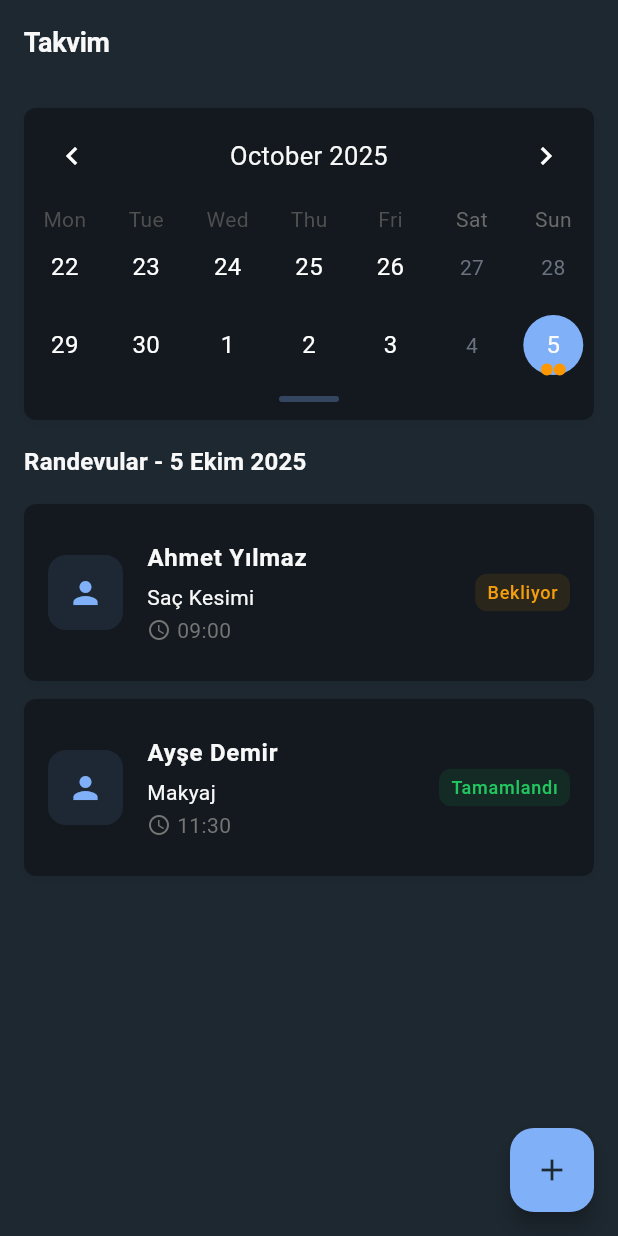
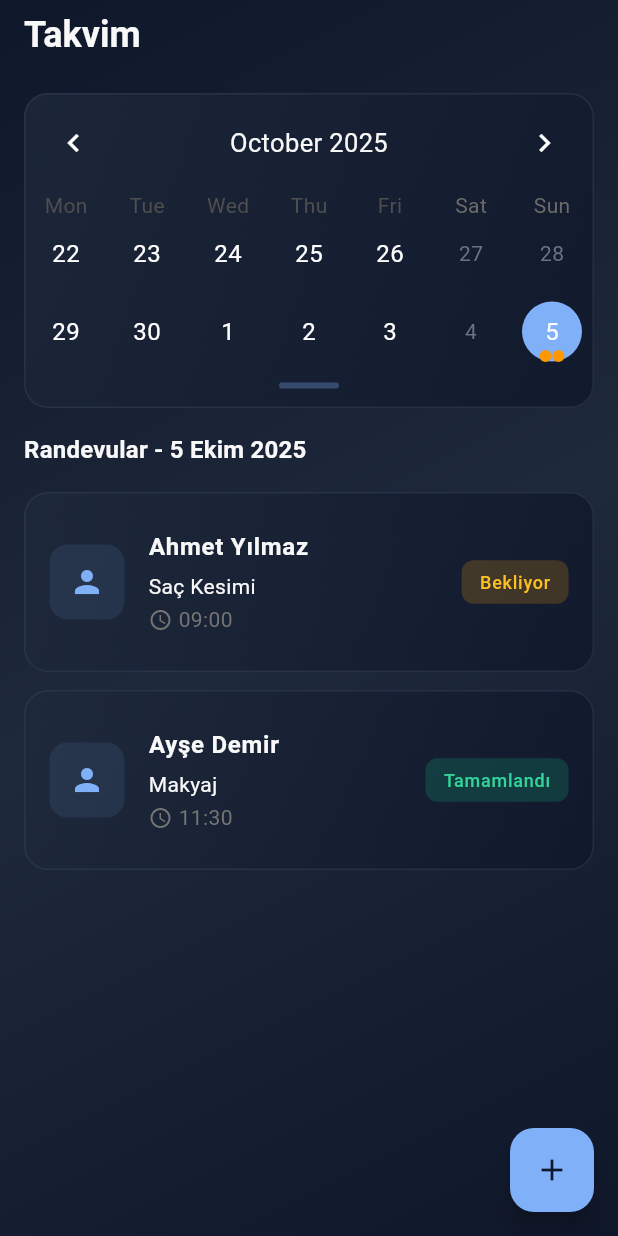
Before and after one commit to muhammedfaruk/randevum, a Flutter app: the CalendarView screen opened directly, on a phone screen of 412 x 824 dp. Run offline on Flutter 3.47's test engine with Material 3 defaults, Android fonts, the phone set to English and light mode, and no system bars; drawn by our look-alikes of table_calendar; our stand-ins replace connectivity_plus, dio, get, pretty_dio_logger, shared_preferences; accounts and stored records are empty; generated files the repository leaves out were written again.

Commit message:
genel tarsarim kaliplari degistirildi

```diff
--- a/lib/core/config/theme/app_colors.dart
+++ b/lib/core/config/theme/app_colors.dart
@@ -6,11 +6,23 @@ class AppColors {
   static const primaryLight = Color(0xFFA8C8F8);
   static const primaryDark = Color(0xFF405880);
 
-  // Background Colors (Dark UI)
-  static const background = Color(0xFF1E2830);
-  static const surface = Color(0xFF13191E);
+  // Background Colors (Slate Dark)
+  static const background = Color(0xFF0f172a); // slate-900
+  static const backgroundAlt = Color(0xFF1e293b); // slate-800
+  static const surface = Color(0xCC1e293b); // slate-800 %80 opacity
+  static const surfaceAlt = Color(0xCC0f172a); // slate-900 %80 opacity
   static const surfaceVariant = Color(0xFF182024);
-  static const divider = Color(0xFF222A2E);
+  static const divider = Color(0x80334155); // slate-700 %50 opacity
+
+  // Gradient Colors
+  static const gradientBlue = Color(0xFF3b82f6); // blue-500
+  static const gradientPurple = Color(0xFF9333ea); // purple-600
+
+  // Status Badge Colors
+  static const warningBg = Color(0x33F59E0B); // amber-500 %20 opacity
+  static const warningText = Color(0xFFFBBF24); // amber-400
+  static const successBg = Color(0x3310B981); // emerald-500 %20 opacity
+  static const successText = Color(0xFF34D399); // emerald-400
 
   // Text Colors (Light on Dark)
   static const textPrimary = Color(0xFFF8F8F8);
@@ -18,11 +30,41 @@ class AppColors {
   static const textDisabled = Color(0xFF6B737C);
   static const link = Color(0xFF80B0F8);
 
-  // Status Colors
+  // Status Colors (Legacy - use badge colors for new components)
   static const success = Color(0xFF22C55E);
   static const warning = Color(0xFFF59E0B);
   static const error = Color(0xFFEF4444);
   static const info = Color(0xFF80B0F8);
+
+  // Gradient Definitions
+  static const backgroundGradient = LinearGradient(
+    begin: Alignment.topLeft,
+    end: Alignment.bottomRight,
+    colors: [
+      Color(0xFF0f172a), // slate-900
+      Color(0xFF1e293b), // slate-800
+      Color(0xFF0f172a), // slate-900
+    ],
+    stops: [0.0, 0.5, 1.0],
+  );
+
+  static const cardGradient = LinearGradient(
+    begin: Alignment.topLeft,
+    end: Alignment.bottomRight,
+    colors: [
+      Color(0xCC1e293b), // slate-800 %80 opacity
+      Color(0xCC0f172a), // slate-900 %80 opacity
+    ],
+  );
+
+  static const timeSlotGradient = LinearGradient(
+    begin: Alignment.topLeft,
+    end: Alignment.bottomRight,
+    colors: [
+      Color(0xFF3b82f6), // blue-500
+      Color(0xFF9333ea), // purple-600
+    ],
+  );
 
   // Gray Scale
   static const gray50 = Color(0xFFF9FAFB);
--- a/lib/core/config/theme/app_theme.dart
+++ b/lib/core/config/theme/app_theme.dart
@@ -5,7 +5,7 @@ class AppTheme {
   static ThemeData get lightTheme => ThemeData(
         useMaterial3: true,
         brightness: Brightness.dark,
-        scaffoldBackgroundColor: AppColors.background,
+        scaffoldBackgroundColor: AppColors.background, // Gradient container ile kullanılacak
         primaryColor: AppColors.primary,
         colorScheme: const ColorScheme.dark(
           primary: AppColors.primary,
@@ -29,14 +29,14 @@ class AppTheme {
             letterSpacing: -0.2,
           ),
         ),
-        cardTheme: const CardThemeData(
+        cardTheme: CardThemeData(
           elevation: 0,
-          color: AppColors.surface,
+          color: Colors.transparent, // Gradient kullanılacak
           shape: RoundedRectangleBorder(
-            borderRadius: BorderRadius.all(Radius.circular(16)),
+            borderRadius: const BorderRadius.all(Radius.circular(16)),
             side: BorderSide(color: AppColors.divider, width: 1),
           ),
-          margin: EdgeInsets.all(0),
+          margin: const EdgeInsets.all(0),
         ),
         elevatedButtonTheme: ElevatedButtonThemeData(
           style: ElevatedButton.styleFrom(
--- a/lib/modules/calendar/views/calendar_view.dart
+++ b/lib/modules/calendar/views/calendar_view.dart
@@ -13,27 +13,42 @@ class CalendarView extends GetView<CalendarController> {
   @override
   Widget build(BuildContext context) {
     return Scaffold(
-      appBar: AppBar(
-        title: const Text('Takvim'),
-        elevation: 0,
-        backgroundColor: Colors.transparent,
-        foregroundColor: Theme.of(context).textTheme.titleLarge?.color,
+      body: Container(
+        decoration: const BoxDecoration(
+          gradient: AppColors.backgroundGradient,
         ),
-      body: Column(
+        child: Column(
           children: [
+            // AppBar
+            SafeArea(
+              bottom: false,
+              child: Padding(
+                padding: const EdgeInsets.symmetric(horizontal: 16, vertical: 8),
+                child: Row(
+                  children: [
+                    Text(
+                      'Takvim',
+                      style: Theme.of(context).textTheme.titleLarge?.copyWith(
+                            fontSize: 24,
+                            fontWeight: FontWeight.bold,
+                            color: AppColors.textPrimary,
+                          ),
+                    ),
+                  ],
+                ),
+              ),
+            ),
+
             // Takvim Widget'ı
             Container(
               margin: const EdgeInsets.all(16),
               decoration: BoxDecoration(
-              color: Theme.of(context).cardColor,
-              borderRadius: BorderRadius.circular(AppRadii.sm),
-              boxShadow: [
-                BoxShadow(
-                  color: Colors.black.withValues(alpha: 0.05),
-                  blurRadius: 10,
-                  offset: const Offset(0, 2),
+                gradient: AppColors.cardGradient,
+                borderRadius: BorderRadius.circular(AppRadii.lg),
+                border: Border.all(
+                  color: AppColors.divider,
+                  width: 1,
                 ),
-              ],
               ),
               child: Column(
                 children: [
@@ -177,6 +192,7 @@ class CalendarView extends GetView<CalendarController> {
             ),
           ],
         ),
+      ),
       floatingActionButton: FloatingActionButton(
         onPressed: controller.addNewAppointment,
         child: const Icon(Icons.add),
@@ -188,15 +204,12 @@ class CalendarView extends GetView<CalendarController> {
     return Container(
       margin: const EdgeInsets.only(bottom: 12),
       decoration: BoxDecoration(
-        color: Theme.of(context).cardColor,
-        borderRadius: BorderRadius.circular(AppRadii.sm),
-        boxShadow: [
-          BoxShadow(
-            color: Colors.black.withValues(alpha: 0.05),
-            blurRadius: 8,
-            offset: const Offset(0, 2),
+        gradient: AppColors.cardGradient,
+        borderRadius: BorderRadius.circular(AppRadii.lg),
+        border: Border.all(
+          color: AppColors.divider,
+          width: 1,
         ),
-        ],
       ),
       child: ListTile(
         contentPadding: const EdgeInsets.all(16),
@@ -235,15 +248,15 @@ class CalendarView extends GetView<CalendarController> {
           ],
         ),
         trailing: Container(
-          padding: const EdgeInsets.symmetric(horizontal: 8, vertical: 4),
+          padding: const EdgeInsets.symmetric(horizontal: 12, vertical: 6),
           decoration: BoxDecoration(
-            color: _getStatusColor(appointment['status']).withValues(alpha: 0.1),
-            borderRadius: BorderRadius.circular(8),
+            color: _getStatusBgColor(appointment['status']),
+            borderRadius: BorderRadius.circular(AppRadii.sm),
           ),
           child: Text(
             appointment['status'] ?? 'Bekliyor',
             style: TextStyle(
-              color: _getStatusColor(appointment['status']),
+              color: _getStatusTextColor(appointment['status']),
               fontSize: 12,
               fontWeight: FontWeight.w500,
             ),
@@ -253,15 +266,27 @@ class CalendarView extends GetView<CalendarController> {
     );
   }
 
-  Color _getStatusColor(String? status) {
+  Color _getStatusBgColor(String? status) {
     switch (status) {
       case 'Tamamlandı':
-        return const Color(0xFF22C55E); // AppColors.success
+        return AppColors.successBg;
       case 'İptal':
-        return const Color(0xFFEF4444); // AppColors.error
+        return AppColors.error.withValues(alpha: 0.2);
       case 'Bekliyor':
       default:
-        return const Color(0xFFF59E0B); // AppColors.warning
+        return AppColors.warningBg;
+    }
+  }
+
+  Color _getStatusTextColor(String? status) {
+    switch (status) {
+      case 'Tamamlandı':
+        return AppColors.successText;
+      case 'İptal':
+        return AppColors.error;
+      case 'Bekliyor':
+      default:
+        return AppColors.warningText;
     }
   }
 }
```
Also changed, not shown: lib/modules/home/views/home_screen.dart (+58 -55 lines), lib/modules/staff_services/views/staff_services_view.dart (+21 -20 lines), 2 other files. Lines whose indentation alone changed are shown as unchanged.
